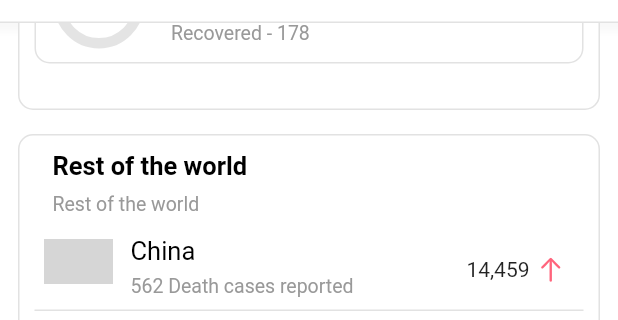
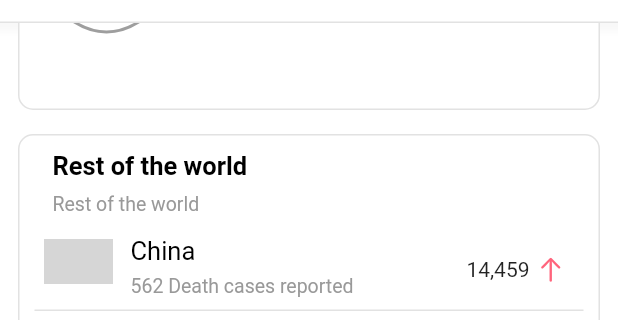
Before and after one commit to chashkovdaniil/yandex_intenstive, a Flutter app: the screen it shows after launch, scrolled down 738 dp, on a phone screen of 412 x 824 dp, the part 52-372 px from its top. Run offline on Flutter 3.47's test engine with Material 2 defaults, Android fonts, the phone set to English and light mode, and no system bars; drawn by our look-alikes of percent_indicator; our stand-ins replace fl_chart, flutter_hooks, flutter_riverpod, freezed_annotation, hooks_riverpod, riverpod; missing offline and left inert: syncfusion_flutter_maps; grey boxes are pictures that could not be loaded.

Commit message:
custom card edits

```diff
--- a/lib/modules/map/presentation/widgets/custom_card.dart
+++ b/lib/modules/map/presentation/widgets/custom_card.dart
@@ -2,6 +2,8 @@ import 'dart:math';
 
 import 'package:flutter/cupertino.dart';
 import 'package:flutter/material.dart';
+
+import '../../../../configs/colors.dart';
 
 /// Something wrong is here
 /// in progress
@@ -9,17 +11,17 @@ class CurvePainter extends CustomPainter {
   @override
   void paint(Canvas canvas, Size size) {
     var paint = Paint()
-      ..color = Colors.green
+      ..color = grey
       ..style = PaintingStyle.stroke
       ..strokeWidth = 2.0;
 
     var r = size.height * 0.3;
-    var R = size.height * 1.4;
+    var R = size.height * 1.3;
     var path = Path()
       ..lineTo(0, size.height - r)
       ..quadraticBezierTo(0 + r - sqrt(2) / 2 * r,
           size.height - r + sqrt(2) / 2 * r, r, size.height)
-    // lower semicircle
+      // lower semicircle
       // instead of r use can use another koeff
       ..lineTo(R + r - sqrt(R * R - size.height * size.height), size.height)
       ..quadraticBezierTo(r + R, R + r,
--- a/lib/modules/map/presentation/widgets/top_country_card.dart
+++ b/lib/modules/map/presentation/widgets/top_country_card.dart
@@ -1,12 +1,9 @@
 import 'package:flutter/cupertino.dart';
 import 'package:flutter/material.dart';
-import 'package:percent_indicator/circular_percent_indicator.dart';
 
 import '../../../../configs/colors.dart';
-import '../../../../configs/constants.dart';
-import '../../../../configs/text_styles.dart';
-import '../../../general/navigation_views.dart';
 import '../screens/country_details_screen.dart';
+import 'custom_card.dart';
 import 'on_tap_opacity.dart';
 
 class TopCountryCard extends StatefulWidget {
@@ -32,113 +29,110 @@ class TopCountryCard extends StatefulWidget {
 class _TopCountryCardState extends State<TopCountryCard> {
   @override
   Widget build(BuildContext context) => Padding(
-        padding: const EdgeInsets.only(top: 16),
+    padding: const EdgeInsets.only(top: 56),
         child: OnTapOpacityContainer(
           onTap: () => Navigator.of(context).push(CountryDetailsScreen.route()),
           child: Container(
-            width: MediaQuery.of(context).size.width,
-            height: 80,
-            decoration: BoxDecoration(
-              color: white,
-              borderRadius: BorderRadius.circular(10),
-              border: Border.all(
-                color: grey.withOpacity(0.3),
-              ),
+            color: white,
+            width: 400,
+            height: 30,
+            child: CustomPaint(
+              painter: CurvePainter(),
             ),
-            child: Row(
-              children: [
-                Padding(
-                  padding: const EdgeInsets.only(left: 12, right: 6),
-                  child: CircularPercentIndicator(
-                    radius: 60.0,
-                    animateFromLastPercent: true,
-                    animation: true,
-                    animationDuration: 800,
-                    circularStrokeCap: CircularStrokeCap.round,
-                    lineWidth: 7.0,
-                    backgroundColor: secondary,
-                    percent: widget.countryProgress,
-                    center: Text(
-                      '${(widget.countryProgress * 100).toStringAsFixed(0)}%',
-                    ),
-                    progressColor: widget.countryProgressColor,
-                  ),
-                ),
-                Align(
-                  alignment: Alignment.topLeft,
-                  child: Column(
-                    crossAxisAlignment: CrossAxisAlignment.start,
-                    children: [
-                      Padding(
-                        padding:
-                            const EdgeInsets.only(top: 10, left: 12, bottom: 6),
-                        child: Text(
-                          widget.countryTitle,
-                          textAlign: TextAlign.start,
-                          style: TextStyles.titleCountry,
-                        ),
-                      ),
-                      Padding(
-                        padding: const EdgeInsets.only(left: 12),
-                        child: SizedBox(
-                          width: 150,
-                          child: Text(
-                            StringValues.mapTopAffected + widget.affectedValue,
-                            textAlign: TextAlign.start,
-                            style: TextStyles.infoCountry,
-                          ),
-                        ),
-                      ),
-                      Padding(
-                        padding: const EdgeInsets.only(left: 12, bottom: 4.0),
-                        child: SizedBox(
-                          width: 150,
-                          child: Text(
-                            StringValues.mapTopRecovered +
-                                widget.recoveredValue,
-                            textAlign: TextAlign.start,
-                            style: TextStyles.infoCountry,
-                          ),
-                        ),
-                      ),
-                    ],
-                  ),
-                ),
-                const Spacer(),
-                Align(
-                  alignment: Alignment.topLeft,
-                  child: Padding(
-                    padding: const EdgeInsets.only(top: 12, right: 12.0),
-                    child: OnTapOpacityContainer(
-                      //TODO: what this button is for lmao ??
-                      onTap: () => showAlertDialog(
-                        context: context,
-                        title: 'Enable notification',
-                        content:
-                            'Enable notification so you can always be up to date with new information.',
-                        cancelActionText: 'Later',
-                        defaultActionText: 'Enable now',
-                      ),
-                      child: IconButton(
-                        icon: const Icon(
-                          CupertinoIcons.bell,
-                          color: grey,
-                          size: 20,
-                        ),
-                        onPressed: () => showAlertDialog(
-                          context: context,
-                          title: 'Enable notification',
-                          content:
-                              'Enable notification so you can always be up to date with new information.',
-                          cancelActionText: 'Later',
-                          defaultActionText: 'Enable now',
-                        ),
-                      ),
-                    ),
-                  ),
-                ),
-              ],
-            ),
+            // child: Row(
+            //   children: [
+            //     Padding(
+            //       padding: const EdgeInsets.only(left: 12, right: 6),
+            //       child: CircularPercentIndicator(
+            //         radius: 60.0,
+            //         animateFromLastPercent: true,
+            //         animation: true,
+            //         animationDuration: 800,
+            //         circularStrokeCap: CircularStrokeCap.round,
+            //         lineWidth: 7.0,
+            //         backgroundColor: secondary,
+            //         percent: widget.countryProgress,
+            //         center: Text(
+            //           '${(widget.countryProgress * 100).toStringAsFixed(0)}%',
+            //         ),
+            //         progressColor: widget.countryProgressColor,
+            //       ),
+            //     ),
+            //     Align(
+            //       alignment: Alignment.topLeft,
+            //       child: Column(
+            //         crossAxisAlignment: CrossAxisAlignment.start,
+            //         children: [
+            //           Padding(
+            //             padding:
+            //                 const EdgeInsets.only(top: 10, left: 12, bottom: 6),
+            //             child: Text(
+            //               widget.countryTitle,
+            //               textAlign: TextAlign.start,
+            //               style: TextStyles.titleCountry,
+            //             ),
+            //           ),
+            //           Padding(
+            //             padding: const EdgeInsets.only(left: 12),
+            //             child: SizedBox(
+            //               width: 150,
+            //               child: Text(
+            //                 StringValues.mapTopAffected + widget.affectedValue,
+            //                 textAlign: TextAlign.start,
+            //                 style: TextStyles.infoCountry,
+            //               ),
+            //             ),
+            //           ),
+            //           Padding(
+            //             padding: const EdgeInsets.only(left: 12, bottom: 4.0),
+            //             child: SizedBox(
+            //               width: 150,
+            //               child: Text(
+            //                 StringValues.mapTopRecovered +
+            //                     widget.recoveredValue,
+            //                 textAlign: TextAlign.start,
+            //                 style: TextStyles.infoCountry,
+            //               ),
+            //             ),
+            //           ),
+            //         ],
+            //       ),
+            //     ),
+            //     const Spacer(),
+            //     Align(
+            //       alignment: Alignment.topLeft,
+            //       child: Padding(
+            //         padding: const EdgeInsets.only(top: 12, right: 12.0),
+            //         child: OnTapOpacityContainer(
+            //           //TODO: what this button is for lmao ??
+            //           onTap: () => showAlertDialog(
+            //             context: context,
+            //             title: 'Enable notification',
+            //             content:
+            //                 'Enable notification so you can always be up to date with new information.',
+            //             cancelActionText: 'Later',
+            //             defaultActionText: 'Enable now',
+            //           ),
+            //           child: IconButton(
+            //             icon: const Icon(
+            //               CupertinoIcons.bell,
+            //               color: grey,
+            //               size: 20,
+            //             ),
+            //             onPressed: () => showAlertDialog(
+            //               context: context,
+            //               title: 'Enable notification',
+            //               content:
+            //                   'Enable notification so you can always be up to date with new information.',
+            //               cancelActionText: 'Later',
+            //               defaultActionText: 'Enable now',
+            //             ),
+            //           ),
+            //         ),
+            //       ),
+            //     ),
+            //   ],
+            // ),
           ),
         ),
       );
```
